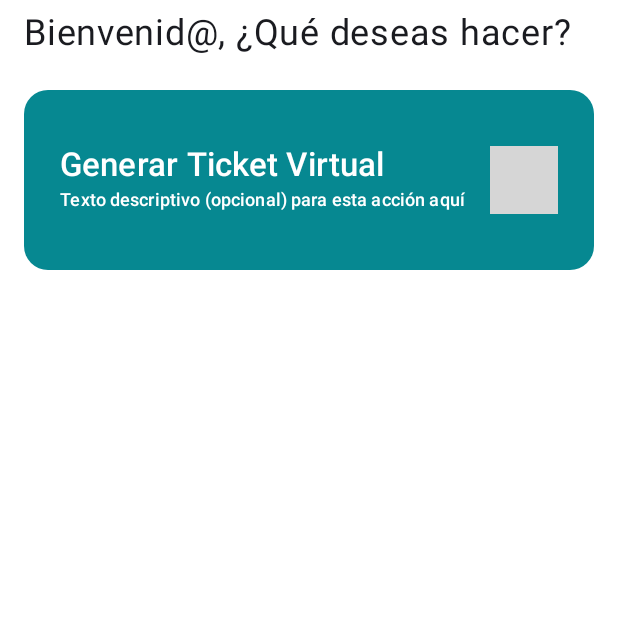
After one commit to mennar-dev/mennar-reservas, an Android app built with Jetpack Compose: the composable HomeScreen shown on its own in the app's theme, on a phone screen of 412 x 824 dp, the top half of it. The commit adds this screen. Run offline under Robolectric (Android 15) with nearby library versions, the phone set to English and light mode, and no system bars; grey boxes are pictures that could not be loaded.

Commit message:
Simulación de la generación de un ticket virtual - actualización de los componentes Button.kt, Dropdown.kt, TextField.kt y sus respectivas screens en donde se usan.

```diff
--- a/app/src/main/java/com/mennarsas/myapplication/navigation/MainNavHost.kt
+++ b/app/src/main/java/com/mennarsas/myapplication/navigation/MainNavHost.kt
@@ -7,7 +7,7 @@ import androidx.compose.ui.Modifier
 import androidx.navigation.NavHostController
 import androidx.navigation.compose.NavHost
 import androidx.navigation.compose.composable
-import com.mennarsas.myapplication.ui.screens.home.ReservarScreen
+import com.mennarsas.myapplication.ui.screens.home.HomeScreen
 import com.mennarsas.myapplication.ui.screens.my_reservations.MyReservationsScreen
 
 @Composable
@@ -18,7 +18,7 @@ fun MainNavHost(navController: NavHostController, paddingValues: PaddingValues)
         modifier = Modifier.padding(paddingValues)
     ){
         composable(NavigationItem.Home.route) {
-            ReservarScreen(navController = navController)
+            HomeScreen(navController = navController)
         }
         composable(NavigationItem.MyReservations.route){
             MyReservationsScreen()
--- a/app/src/main/java/com/mennarsas/myapplication/navigation/NavigationItem.kt
+++ b/app/src/main/java/com/mennarsas/myapplication/navigation/NavigationItem.kt
@@ -2,7 +2,7 @@ package com.mennarsas.myapplication.navigation
 
 import androidx.compose.material.icons.Icons
 import androidx.compose.material.icons.filled.AccountBox
-import androidx.compose.material.icons.filled.DateRange
+import androidx.compose.material.icons.rounded.Home
 import androidx.compose.ui.graphics.vector.ImageVector
 
 // Clase para representar las opciones de navegación
@@ -13,8 +13,8 @@ sealed class NavigationItem(
 ) {
     data object Home : NavigationItem(
         route = "home",
-        title = "Reservar",
-        icon = Icons.Default.DateRange
+        title = "Inicio",
+        icon = Icons.Rounded.Home
     )
 
     data object MyReservations : NavigationItem(
--- /dev/null
+++ b/app/src/main/java/com/mennarsas/myapplication/ui/components/RequestActionButton.kt
@@ -0,0 +1,60 @@
+package com.mennarsas.myapplication.ui.components
+
+import androidx.compose.foundation.layout.Arrangement
+import androidx.compose.foundation.layout.Column
+import androidx.compose.foundation.layout.Row
+import androidx.compose.foundation.layout.Spacer
+import androidx.compose.foundation.layout.fillMaxWidth
+import androidx.compose.foundation.layout.height
+import androidx.compose.foundation.layout.width
+import androidx.compose.runtime.Composable
+import androidx.compose.material3.Button
+import androidx.compose.material3.ButtonDefaults
+import androidx.compose.material3.Icon
+import androidx.compose.material3.MaterialTheme
+import androidx.compose.material3.Text
+import androidx.compose.ui.Alignment
+import androidx.compose.ui.Modifier
+import androidx.compose.ui.res.painterResource
+import androidx.compose.ui.unit.dp
+import androidx.compose.ui.unit.sp
+import com.mennarsas.myapplication.R
+import com.mennarsas.myapplication.theme.PrimaryColor
+
+@Composable
+fun RequestActionButton(
+    hasActiveTicket: Boolean = false,
+    activeTicketNumber: String? = null,
+    onClick: () -> Unit
+) {
+    Button(
+        onClick = onClick,
+        modifier = Modifier.fillMaxWidth().height(120.dp),
+        shape = MaterialTheme.shapes.large,
+        colors = ButtonDefaults.buttonColors(
+            containerColor = PrimaryColor
+        )
+    ) {
+        Row(
+            modifier = Modifier.fillMaxWidth(),
+            verticalAlignment = Alignment.CenterVertically,
+            horizontalArrangement = Arrangement.SpaceBetween
+        ) {
+            Column {
+                Text(
+                    text = if (hasActiveTicket) "Tienes un ticket activo: $activeTicketNumber" else "Generar Ticket Virtual",
+                    fontSize = 22.sp
+                )
+                Text(
+                    text = if (hasActiveTicket)
+                        "Haz clic para ver los detalles de tu ticket"
+                    else
+                        "Texto descriptivo (opcional) para esta acción aquí",
+                    fontSize = 12.sp
+                )
+            }
+            Spacer(modifier = Modifier.width(16.dp))
+            Column { Icon(painter = painterResource(R.drawable.ticket2), contentDescription = "ic_ticket") }
+        }
+    }
+}
--- a/app/src/main/java/com/mennarsas/myapplication/ui/components/TextField.kt
+++ b/app/src/main/java/com/mennarsas/myapplication/ui/components/TextField.kt
@@ -3,6 +3,7 @@ package com.mennarsas.myapplication.ui.components
 import androidx.compose.foundation.layout.Spacer
 import androidx.compose.foundation.layout.fillMaxWidth
 import androidx.compose.foundation.layout.height
+import androidx.compose.foundation.shape.RoundedCornerShape
 import androidx.compose.foundation.text.KeyboardOptions
 import androidx.compose.material3.OutlinedTextField
 import androidx.compose.material3.Text
@@ -10,6 +11,7 @@ import androidx.compose.runtime.Composable
 import androidx.compose.material3.TextFieldDefaults
 import androidx.compose.ui.Modifier
 import androidx.compose.ui.graphics.Color
+import androidx.compose.ui.graphics.Shape
 import androidx.compose.ui.text.input.KeyboardType
 import androidx.compose.ui.text.input.VisualTransformation
 import androidx.compose.ui.unit.dp
@@ -43,7 +45,8 @@ fun CustomTextField(
             unfocusedIndicatorColor = Color.Gray,
             unfocusedLabelColor = Color.Gray,
             disabledContainerColor = Color.Transparent,
-        )
+        ),
+        shape = RoundedCornerShape(8.dp)
     )
     Spacer(modifier = Modifier.height(8.dp))
 }
--- /dev/null
+++ b/app/src/main/java/com/mennarsas/myapplication/ui/screens/home/HomeScreen.kt
@@ -0,0 +1,104 @@
+package com.mennarsas.myapplication.ui.screens.home
+
+import androidx.compose.foundation.background
+import androidx.compose.foundation.layout.Arrangement
+import androidx.compose.foundation.layout.Box
+import androidx.compose.foundation.layout.Column
+import androidx.compose.foundation.layout.fillMaxSize
+import androidx.compose.foundation.layout.padding
+import androidx.compose.material3.IconButton
+import androidx.compose.material3.Snackbar
+import androidx.compose.material3.SnackbarDuration
+import androidx.compose.material3.SnackbarHost
+import androidx.compose.material3.SnackbarHostState
+import androidx.compose.material3.Text
+import androidx.compose.runtime.Composable
+import androidx.compose.runtime.LaunchedEffect
+import androidx.compose.runtime.collectAsState
+import androidx.compose.runtime.getValue
+import androidx.compose.runtime.remember
+import androidx.compose.ui.Alignment
+import androidx.compose.ui.Modifier
+import androidx.compose.ui.graphics.Color
+import androidx.compose.ui.unit.dp
+import androidx.compose.ui.unit.sp
+import androidx.navigation.NavHostController
+import com.mennarsas.myapplication.ui.components.RequestActionButton
+import androidx.lifecycle.viewmodel.compose.viewModel
+import com.mennarsas.myapplication.theme.PrimaryColor
+import com.mennarsas.myapplication.ui.components.TicketBottomSheet
+
+
+@Composable
+fun HomeScreen(navController: NavHostController, viewModel: HomeViewModel = viewModel()) {
+    val state by viewModel.state.collectAsState()
+    val snackbarHostState = remember { SnackbarHostState() }
+
+    // Efecto para mostrar el Snackbar cuando hay un mensaje
+    LaunchedEffect(state.showSnackbar) {
+        if (state.showSnackbar) {
+            snackbarHostState.showSnackbar(
+                message = state.snackbarMessage,
+                duration = SnackbarDuration.Short,
+                withDismissAction = true
+            )
+            viewModel.dismissSnackbar()
+        }
+    }
+
+    Box(
+        modifier = Modifier
+            .fillMaxSize()
+            .background(Color.White)
+            .padding(horizontal = 16.dp)
+    ) {
+        Column(
+            modifier = Modifier.fillMaxSize(),
+            verticalArrangement = Arrangement.spacedBy(16.dp)
+        ) {
+            Text(
+                modifier = Modifier.padding(top = 8.dp, bottom = 8.dp),
+                text = "Bienvenid@, ¿Qué deseas hacer?",
+                fontSize = 24.sp,
+            )
+
+            RequestActionButton(
+                hasActiveTicket = state.hasActiveTicket,
+                activeTicketNumber = state.generatedTicket?.shift,
+                onClick = { viewModel.toggleBottomSheet(true) }
+            )
+
+            TicketBottomSheet(
+                showBottomSheet = state.showBottomSheet,
+                isActiveTicket = state.hasActiveTicket,
+                activeTicket = state.generatedTicket,
+                isGeneratingTicket = state.isGeneratingTicket,
+                onDismiss = { viewModel.toggleBottomSheet(false) },
+                onOptionSelected = { eps, office, row ->
+                    viewModel.updateSelectedEps(eps)
+                    viewModel.updateSelectedOffice(office)
+                    viewModel.updateSelectedRow(row)
+                },
+                onGenerateTicket = { viewModel.generateTicket() },
+                onClearTicket = { viewModel.clearActiveTicket() }
+            )
+        }
+        // Snackbar para mostrar mensajes
+        SnackbarHost(
+            hostState = snackbarHostState,
+            modifier = Modifier.align(Alignment.BottomCenter).padding(bottom = 16.dp),
+        ) { data ->
+            Snackbar(
+                containerColor = PrimaryColor,
+                contentColor = Color.White,
+                dismissAction = {
+                    IconButton(onClick = { data.dismiss() }) {
+                        Text(text = "x", color = Color.White)
+                    }
+                }
+            ) {
+                Text(data.visuals.message)
+            }
+        }
+    }
+}
--- /dev/null
+++ b/app/src/main/java/com/mennarsas/myapplication/ui/screens/home/HomeViewModel.kt
@@ -0,0 +1,81 @@
+package com.mennarsas.myapplication.ui.screens.home
+
+import androidx.lifecycle.ViewModel
+import androidx.lifecycle.viewModelScope
+import com.mennarsas.myapplication.models.Ticket
+import kotlinx.coroutines.flow.MutableStateFlow
+import kotlinx.coroutines.flow.StateFlow
+import kotlinx.coroutines.flow.asStateFlow
+import kotlinx.coroutines.flow.update
+import kotlinx.coroutines.launch
+import kotlinx.coroutines.delay
+
+data class HomeScreenState(
+    val selectedEps: String = "",
+    val selectedOffice: String = "",
+    val selectedRow: String = "",
+    val showBottomSheet: Boolean = false,
+    val isGeneratingTicket: Boolean = false,
+    val generatedTicket: Ticket? = null,
+    val showSnackbar: Boolean = false,
+    val snackbarMessage: String = ""
+) {
+    val hasActiveTicket: Boolean = generatedTicket != null
+}
+
+class HomeViewModel : ViewModel() {
+    private val _state = MutableStateFlow(HomeScreenState())
+    val state: StateFlow<HomeScreenState> = _state.asStateFlow()
+
+    fun updateSelectedEps(option: String) {
+        _state.update { it.copy(selectedEps = option) }
+    }
+
+    fun updateSelectedOffice(option: String) {
+        _state.update { it.copy(selectedOffice = option) }
+    }
+
+    fun updateSelectedRow(option: String) {
+        _state.update { it.copy(selectedRow = option) }
+    }
+
+    fun toggleBottomSheet(show: Boolean) {
+        _state.update { it.copy(showBottomSheet = show) }
+    }
+
+    fun generateTicket() {
+        viewModelScope.launch {
+            // Simular proceso de generación de ticket
+            _state.update { it.copy(isGeneratingTicket = true) }
+
+            // Simular un retraso de generación
+            delay(2000) // 2 segundos de espera simulada
+
+            // Crear ticket con los datos seleccionados
+            val ticket = Ticket(
+                eps = _state.value.selectedEps,
+                office = _state.value.selectedOffice,
+                row = _state.value.selectedRow
+            )
+
+            // Actualizar estado
+            _state.update {
+                it.copy(
+                    isGeneratingTicket = false,
+                    generatedTicket = ticket,
+                    showBottomSheet = false,
+                    showSnackbar = true,
+                    snackbarMessage = "Ticket generado exitosamente"
+                )
+            }
+        }
+    }
+
+    fun dismissSnackbar() {
+        _state.update { it.copy(showSnackbar = false, snackbarMessage = "") }
+    }
+
+    fun clearActiveTicket() {
+        _state.update { it.copy(generatedTicket = null) }
+    }
+}
```
Also changed, not shown: app/src/main/java/com/mennarsas/myapplication/models/Ticket.kt (added, +27 -0 lines), app/src/main/java/com/mennarsas/myapplication/ui/components/Button.kt (+8 -3 lines), app/src/main/java/com/mennarsas/myapplication/ui/components/Dropdown.kt (added, +73 -0 lines), app/src/main/java/com/mennarsas/myapplication/ui/components/TicketBottomSheet.kt (added, +126 -0 lines), app/src/main/java/com/mennarsas/myapplication/ui/components/TicketCard.kt (added, +103 -0 lines), app/src/main/java/com/mennarsas/myapplication/ui/screens/auth/login/LoginScreen.kt (+4 -3 lines), app/src/main/java/com/mennarsas/myapplication/ui/screens/auth/recoverypassword/RecoverPasswordScreen.kt (+4 -3 lines), app/src/main/java/com/mennarsas/myapplication/ui/screens/auth/signup/SignUpScreen.kt (+4 -3 lines), app/src/main/java/com/mennarsas/myapplication/ui/screens/home/ReservarScreen.kt (deleted, +0 -40 lines).
